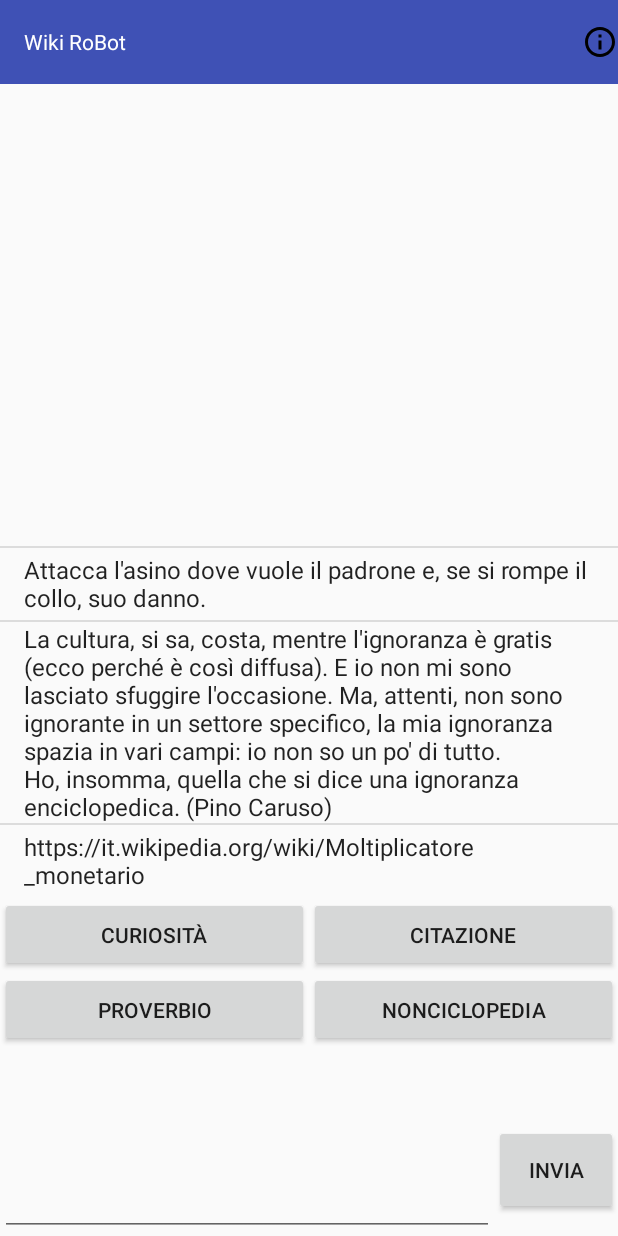
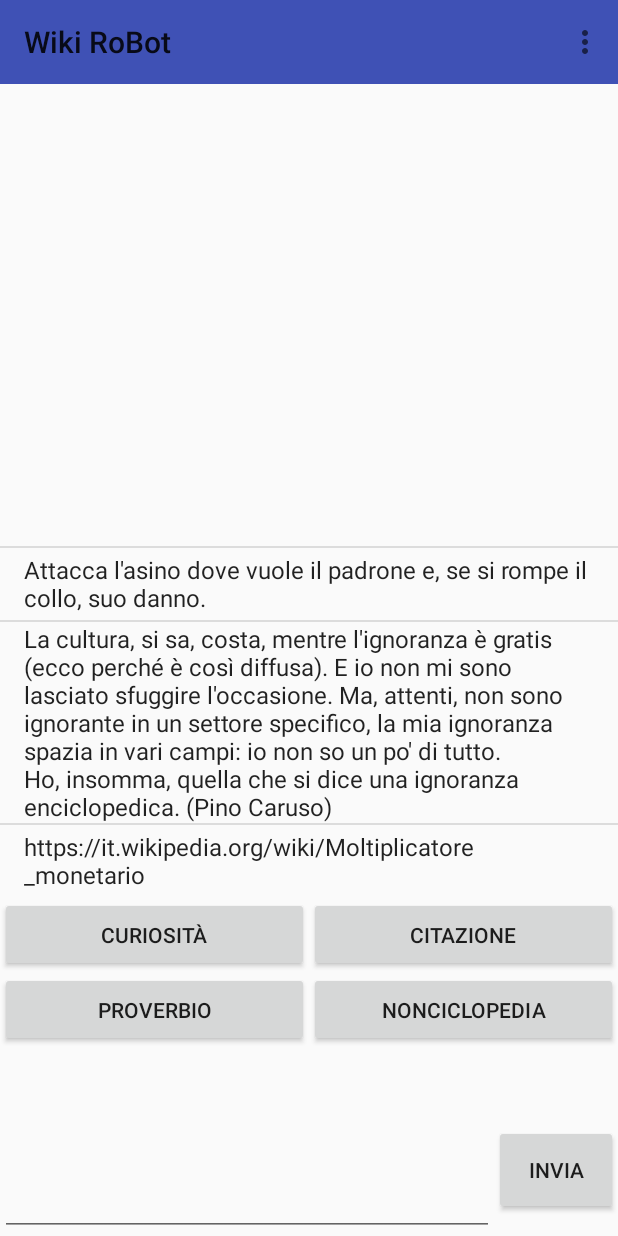
Before and after one commit to andreamartire/wikibot, an Android app: the screen it shows after launch (ChatActivity), on a phone screen of 412 x 824 dp. Run offline under Robolectric (Android 15) with nearby library versions, the phone set to English and light mode, and no system bars; our stand-ins replace AdMob.

Commit message:
info menu

```diff
--- a/app/src/main/java/techbrain/wikibot/ChatActivity.java
+++ b/app/src/main/java/techbrain/wikibot/ChatActivity.java
@@ -6,8 +6,12 @@ import android.content.Context;
 import android.content.Intent;
 import android.net.Uri;
 import android.os.Bundle;
+import android.support.v7.app.AppCompatActivity;
+import android.support.v7.widget.Toolbar;
 import android.text.Editable;
 import android.view.KeyEvent;
+import android.view.Menu;
+import android.view.MenuItem;
 import android.view.View;
 import android.view.inputmethod.EditorInfo;
 import android.view.inputmethod.InputMethodManager;
@@ -41,16 +45,64 @@ import techbrain.wikibot.utils.WikiQuotes;
  * Created by andrea on 18/10/17.
  */
 
-public class ChatActivity extends Activity {
+public class ChatActivity extends AppCompatActivity {
 
     ArrayList<String> listItems = new ArrayList<String>();
     ArrayAdapter<String> adapter;
+
+    @Override
+    public boolean onCreateOptionsMenu(Menu menu) {
+        getMenuInflater().inflate(R.menu.menu, menu);
+        return true;
+    }
+
+    @Override
+    public boolean onOptionsItemSelected(MenuItem item) {
+        final Context me = this;
+
+        switch (item.getItemId()) {
+            case R.id.shareElement:
+                Intent sharingIntent = new Intent(android.content.Intent.ACTION_SEND);
+                sharingIntent.setType("text/plain");
+
+                String shareBodyText = getResources().getString(R.string.share_message);
+
+                sharingIntent.putExtra(android.content.Intent.EXTRA_SUBJECT,"Subject here");
+                sharingIntent.putExtra(android.content.Intent.EXTRA_TEXT, shareBodyText);
+                startActivity(Intent.createChooser(sharingIntent, "Shearing Option"));
+                return true;
+
+            case R.id.infoElement:
+                //Toast.makeText(me, "Tutti i contenuti audio e le immagini sono liberamente accessibili in rete e scaricati direttamente dai siti web dei rispettivi possessori dei diritti. Nessun contenuto è ospitato su server dell'applicazione", Toast.LENGTH_LONG).show();
+                AlertDialog.Builder builder = new AlertDialog.Builder(me);
+                builder.setMessage(R.string.info_message)
+                        .setTitle(R.string.info_title);
+
+                AlertDialog dialog = builder.create();
+                dialog.show();
+                return true;
+
+            case R.id.contactElement:
+                String email = getResources().getString(R.string.contact_email);
+                Intent emailIntent = new Intent(Intent.ACTION_SENDTO, Uri.fromParts("mailto",email, null));
+                emailIntent.putExtra(Intent.EXTRA_SUBJECT, "Libro Parlante");
+                startActivity(Intent.createChooser(emailIntent, "Send email..."));
+
+                return true;
+            default:
+                return super.onOptionsItemSelected(item);
+        }
+    }
 
     @Override
     protected void onCreate(Bundle savedInstanceState)
     {
         super.onCreate(savedInstanceState);
         setContentView(R.layout.main_chat);
+
+        Toolbar myToolbar = (Toolbar) findViewById(R.id.toolbar);
+        myToolbar.showOverflowMenu();
+        setSupportActionBar(myToolbar);
 
         MobileAds.initialize(this, "ca-app-pub-1872225169177247~8401929001");
 
@@ -61,19 +113,6 @@ public class ChatActivity extends Activity {
         final Context context = this;
 
         AppRater.app_launched(this);
-
-        ImageButton infoButton = (ImageButton) findViewById(R.id.infoButton);
-        infoButton.setOnClickListener(new View.OnClickListener() {
-            @Override
-            public void onClick(View v) {
-                AlertDialog.Builder builder = new AlertDialog.Builder(context);
-                builder.setMessage(R.string.info_message)
-                        .setTitle(R.string.info_title);
-
-                AlertDialog dialog = builder.create();
-                dialog.show();
-            }
-        });
 
         final ListView list = (ListView) findViewById(R.id.listContents);
         adapter = new ArrayAdapter<String>(this,
--- a/app/src/main/java/techbrain/wikibot/RetrieveGoogleTask.java
+++ b/app/src/main/java/techbrain/wikibot/RetrieveGoogleTask.java
@@ -55,7 +55,7 @@ public class RetrieveGoogleTask extends AsyncTask<String, Void, String> {
                     String link=output.substring(output.indexOf("\"link\": \"")+("\"link\": \"").length(), output.indexOf("\","));
                     System.out.println(link);       //Will print the google search links
 
-                    if(firstLink == null && !link.contains("/Discussione:") && !link.contains("/Template:") && !link.contains("/Discussioni_utente:")){
+                    if(firstLink == null && !link.contains("/Discussione:")&& !link.contains("/Discussioni_utente")&& !link.contains("/Template:") && !link.contains("/Discussioni_utente:")){
                         firstLink = link;
                         //update list
                         listItems.add(firstLink);
--- a/app/src/main/res/layout/main_chat.xml
+++ b/app/src/main/res/layout/main_chat.xml
@@ -10,23 +10,6 @@
         android:layout_width="match_parent"
         android:layout_height="wrap_content"
         android:background="?attr/colorPrimary">
-
-        <ImageButton
-            android:src="@drawable/ic_info_outline_black_24dp"
-            android:layout_width="24dp"
-            android:layout_height="24dp"
-            android:layout_gravity="right"
-            android:background="?selectableItemBackground"
-            android:padding="5dp"
-            android:id="@+id/infoButton" />
-
-        <TextView
-            android:id="@+id/toolbar_title"
-            android:layout_width="wrap_content"
-            android:layout_height="wrap_content"
-            android:text="@string/app_name"
-            android:textColor="@android:color/white"
-            android:layout_gravity="left" />
 
     </android.support.v7.widget.Toolbar>
 
--- a/app/src/main/res/menu/menu.xml
+++ b/app/src/main/res/menu/menu.xml
@@ -3,10 +3,20 @@
     xmlns:app="http://schemas.android.com/apk/res-auto">
 
     <item
+        android:id="@+id/shareElement"
+        app:showAsAction="never"
+        android:actionProviderClass="android.widget.ShareActionProvider"
+        android:title="Condividi" />
+
+    <item
+        android:id="@+id/contactElement"
+        app:showAsAction="never"
+        android:title="Contattaci" />
+
+    <item
         android:id="@+id/infoElement"
         android:icon="@drawable/ic_info_outline_black_24dp"
-        android:orderInCategory="200"
-        app:showAsAction="always"
-        android:title="Credits" />
+        app:showAsAction="never"
+        android:title="Info" />
 
 </menu>
--- a/app/src/main/res/values/strings.xml
+++ b/app/src/main/res/values/strings.xml
@@ -1,10 +1,14 @@
 <resources>
     <string name="app_name">Wiki RoBot</string>
     <string name="info_title">Informazioni</string>
-    <string name="info_message">Per suggerimenti/segnalazioni: techbrain@autistici.org</string>
+
     <string name="label_curiosita">Curiosità</string>
     <string name="label_citazione">Citazione</string>
     <string name="label_proverbio">Proverbio</string>
     <string name="label_nonciclopedia">NonCiclopedia</string>
     <string name="label_send">Invia</string>
+
+    <string name="info_message">WikiRobot è un bot che ti invia interessanti spunti quotidiani. Per suggerimenti/segnalazioni: techbrain@autistici.org</string>
+    <string name="share_message">Dai un\'occhiata a "Wiki RoBot"</string>
+    <string name="contact_email">techbrain@autistici.org</string>
 </resources>
```
Also changed, not shown: 1 other file.
